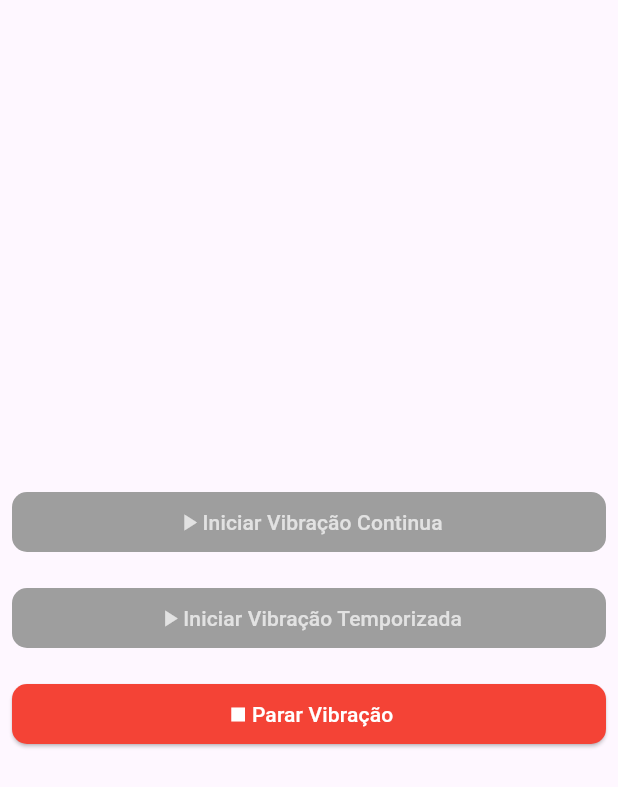
After one commit to GabrielCairesDev/flutter_exemplo_vibracao, a Flutter app: the screen it shows after launch, after a tap on "Iniciar Vibração Continua", on a phone screen of 412 x 824 dp. The commit adds this screen. Shown: the top 787 px of the screen. Run offline on Flutter 3.47's test engine with Material 3 defaults, Android fonts, the phone set to English and light mode, and no system bars.

Commit message:
adcionado controller

```diff
--- a/lib/my_app.dart
+++ b/lib/my_app.dart
@@ -1,5 +1,5 @@
 import 'package:flutter/material.dart';
-import 'package:flutter_exemplo_vibracao/my_home_page.dart';
+import 'package:flutter_exemplo_vibracao/presentation/home/view/home_view.dart';
 
 class MyApp extends StatelessWidget {
   const MyApp({super.key});
@@ -8,7 +8,7 @@ class MyApp extends StatelessWidget {
   Widget build(BuildContext context) {
     return MaterialApp(
       title: 'Flutter Exemplo Vibracao',
-      home: const MyHomePage(),
+      home: const HomeView(),
     );
   }
 }
--- /dev/null
+++ b/lib/presentation/home/view/home_view.dart
@@ -0,0 +1,55 @@
+import 'package:flutter/material.dart';
+import 'package:flutter_exemplo_vibracao/presentation/home/view_model/home_view_model.dart';
+import 'package:flutter_exemplo_vibracao/shared/widgets/vibration_button_widget.dart';
+
+class HomeView extends StatefulWidget {
+  const HomeView({super.key});
+
+  @override
+  State<HomeView> createState() => _HomeViewState();
+}
+
+class _HomeViewState extends State<HomeView> {
+  final vm = HomeViewModel();
+
+  @override
+  Widget build(BuildContext context) {
+    return ListenableBuilder(
+      listenable: vm,
+      builder: (context, _) {
+        return Scaffold(
+          body: Column(
+            children: [
+              Expanded(
+                child: Center(
+                  child: Column(
+                    mainAxisAlignment: MainAxisAlignment.center,
+                    crossAxisAlignment: CrossAxisAlignment.center,
+                    children: [
+                      VibrationButton(
+                        text: 'Iniciar Vibração Continua',
+                        isVibrating: vm.isVibrating,
+                        onPressed: vm.startVibration,
+                      ),
+                      VibrationButton(
+                        text: 'Iniciar Vibração Temporizada',
+                        isVibrating: vm.isVibrating,
+                        onPressed: vm.startVibrationTemporized,
+                      ),
+                      VibrationButton(
+                        isStop: true,
+                        text: 'Parar Vibração',
+                        isVibrating: vm.isVibrating,
+                        onPressed: vm.pauseVibration,
+                      ),
+                    ],
+                  ),
+                ),
+              ),
+            ],
+          ),
+        );
+      },
+    );
+  }
+}
--- /dev/null
+++ b/lib/presentation/home/view_model/home_view_model.dart
@@ -0,0 +1,23 @@
+import 'package:flutter/material.dart';
+
+class HomeViewModel extends ChangeNotifier {
+  bool isVibrating = false;
+
+  void startVibration() {
+    isVibrating = true;
+    notifyListeners();
+    debugPrint('--- > Vibração Continua Iniciada < ---');
+  }
+
+  void startVibrationTemporized() {
+    isVibrating = true;
+    notifyListeners();
+    debugPrint('--- > Vibração Temporizada Iniciada < ---');
+  }
+
+  void pauseVibration() {
+    isVibrating = false;
+    notifyListeners();
+    debugPrint('--- > Vibração Parada < ---');
+  }
+}
```
Also changed, not shown: lib/my_home_page.dart (deleted, +0 -63 lines).
